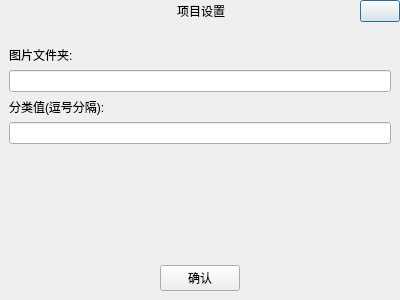
Qt form module/settingdialog.ui (chenwuwen/ImageLabelSpirit) before a commit.
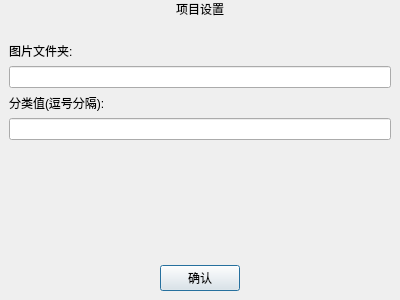
The same form after that commit.

```diff
--- a/module/settingdialog.ui
+++ b/module/settingdialog.ui
@@ -28,7 +28,7 @@
    </property>
    <item>
     <widget class="QWidget" name="widget" native="true">
-     <layout class="QHBoxLayout" name="horizontalLayout" stretch="2,1,1,1">
+     <layout class="QHBoxLayout" name="horizontalLayout" stretch="1">
       <property name="leftMargin">
        <number>0</number>
       </property>
@@ -38,49 +38,13 @@
       <property name="rightMargin">
        <number>0</number>
       </property>
-      <item>
-       <spacer name="horizontalSpacer">
-        <property name="orientation">
-         <enum>Qt::Horizontal</enum>
-        </property>
-        <property name="sizeHint" stdset="0">
-         <size>
-          <width>179</width>
-          <height>20</height>
-         </size>
-        </property>
-       </spacer>
-      </item>
       <item>
        <widget class="QLabel" name="setting_dialog_title_label">
         <property name="text">
          <string>项目设置</string>
         </property>
-       </widget>
-      </item>
-      <item>
-       <spacer name="horizontalSpacer_2">
-        <property name="orientation">
-         <enum>Qt::Horizontal</enum>
-        </property>
-        <property name="sizeHint" stdset="0">
-         <size>
-          <width>88</width>
-          <height>20</height>
-         </size>
-        </property>
-       </spacer>
-      </item>
-      <item>
-       <widget class="QPushButton" name="setting_dialog_close_btn">
-        <property name="sizePolicy">
-         <sizepolicy hsizetype="Fixed" vsizetype="Expanding">
-          <horstretch>0</horstretch>
-          <verstretch>0</verstretch>
-         </sizepolicy>
-        </property>
-        <property name="text">
-         <string/>
+        <property name="alignment">
+         <set>Qt::AlignCenter</set>
         </property>
        </widget>
       </item>
```
Left out of the diff: 3 changed lines with no effect on the pictures.
